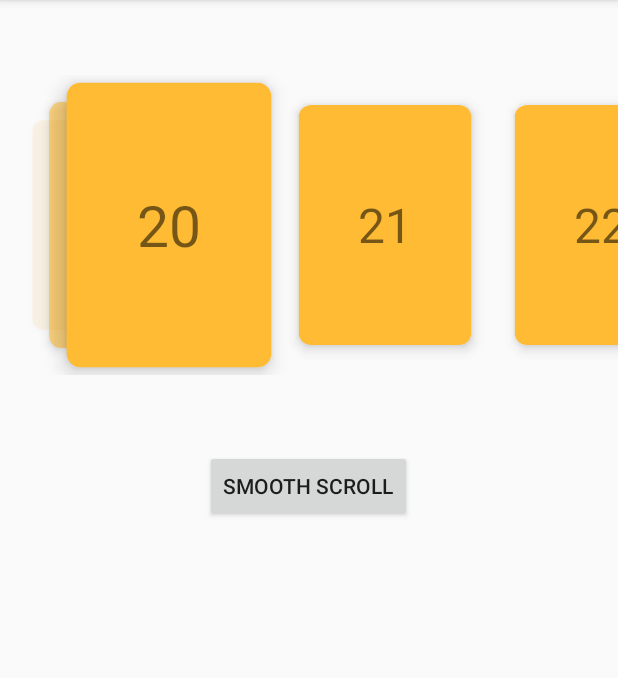
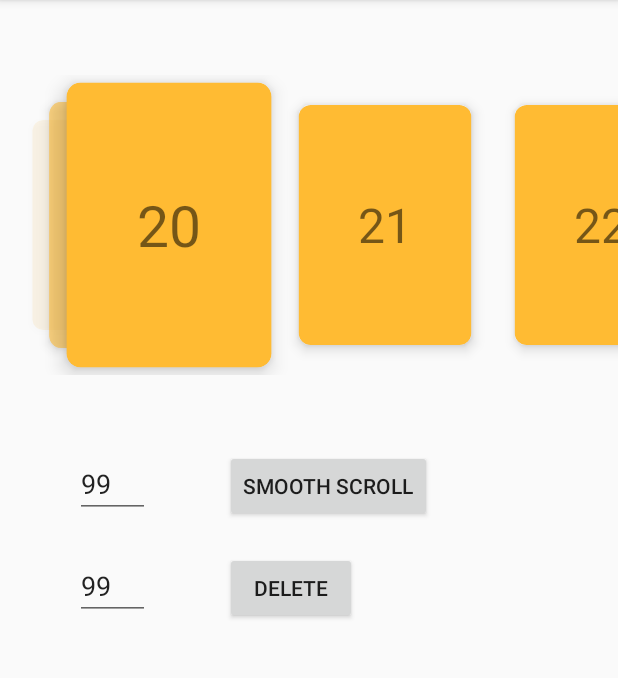
Before and after one commit to Ramotion/cardslider-android, an Android app: the screen it shows after launch (MainActivity), after a tap on "SMOOTH SCROLL", on a phone screen of 412 x 824 dp, the part 84-762 px from its top. Run offline under Robolectric (Android 15) with nearby library versions, the phone set to English and light mode, and no system bars.

```diff
--- a/card-slider-simple-example/src/main/java/com/ramotion/cardslider/example/simple/MainActivity.java
+++ b/card-slider-simple-example/src/main/java/com/ramotion/cardslider/example/simple/MainActivity.java
@@ -2,9 +2,11 @@ package com.ramotion.cardslider.example.simple;
 
 import android.os.Bundle;
 import android.support.v7.app.AppCompatActivity;
+import android.support.v7.widget.LinearLayoutManager;
 import android.support.v7.widget.RecyclerView;
 import android.view.View;
 import android.widget.Button;
+import android.widget.EditText;
 
 import com.ramotion.cardslider.CardSliderLayoutManager;
 import com.ramotion.cardslider.CardSnapHelper;
@@ -14,6 +16,8 @@ public class MainActivity extends AppCompatActivity {
     private final SliderAdapter sliderAdapter = new SliderAdapter();
 
     private RecyclerView recyclerView;
+    private EditText etScroll;
+    private EditText etDelete;
 
     @Override
     protected void onCreate(Bundle savedInstanceState) {
@@ -21,18 +25,30 @@ public class MainActivity extends AppCompatActivity {
         setContentView(R.layout.activity_main);
         initSlider();
 
-        ((Button)findViewById(R.id.button)).setOnClickListener(new View.OnClickListener() {
+        etScroll = (EditText) findViewById(R.id.et_scroll);
+        etDelete = (EditText) findViewById(R.id.et_delete);
+
+        ((Button)findViewById(R.id.button_scroll)).setOnClickListener(new View.OnClickListener() {
             @Override
             public void onClick(View view) {
-                recyclerView.smoothScrollToPosition(20);
+                recyclerView.smoothScrollToPosition(sliderAdapter.getItemCount() / 2);
             }
         });
+
+        ((Button)findViewById(R.id.button_delete)).setOnClickListener(new View.OnClickListener() {
+            @Override
+            public void onClick(View view) {
+                sliderAdapter.removeItem(sliderAdapter.getItemCount() / 2);
+            }
+        });
+
     }
 
     private void initSlider() {
         recyclerView = (RecyclerView) findViewById(R.id.recycler_view);
         recyclerView.setAdapter(sliderAdapter);
         recyclerView.setLayoutManager(new CardSliderLayoutManager());
+        recyclerView.scrollToPosition(10);
         new CardSnapHelper().attachToRecyclerView(recyclerView);
     }
 
--- a/card-slider-simple-example/src/main/java/com/ramotion/cardslider/example/simple/SliderAdapter.java
+++ b/card-slider-simple-example/src/main/java/com/ramotion/cardslider/example/simple/SliderAdapter.java
@@ -6,7 +6,18 @@ import android.view.LayoutInflater;
 import android.view.View;
 import android.view.ViewGroup;
 
+import java.util.ArrayList;
+
 public class SliderAdapter extends RecyclerView.Adapter<SliderCard> {
+
+    private final int COUNT = 40;
+    private final ArrayList<Integer> content = new ArrayList<>(COUNT);
+
+    public SliderAdapter() {
+        for (int i = 0; i < COUNT; i++) {
+            content.add(i);
+        }
+    }
 
     @Override
     public SliderCard onCreateViewHolder(ViewGroup parent, int viewType) {
@@ -19,12 +30,21 @@ public class SliderAdapter extends RecyclerView.Adapter<SliderCard> {
 
     @Override
     public void onBindViewHolder(SliderCard holder, int position) {
-        holder.setContent(position);
+        holder.setContent(content.get(position));
     }
 
     @Override
     public int getItemCount() {
-        return 100;
+        return content.size();
+    }
+
+    public void removeItem(int position) {
+        if (position < 0 || position >= getItemCount()) {
+            return;
+        }
+
+        content.remove(position);
+        notifyItemRemoved(position);
     }
 
 }
--- a/card-slider-simple-example/src/main/res/layout/activity_main.xml
+++ b/card-slider-simple-example/src/main/res/layout/activity_main.xml
@@ -14,12 +14,52 @@
         android:layout_width="match_parent"
         android:layout_height="200dp"/>
 
-    <Button
-        android:id="@+id/button"
-        android:layout_width="wrap_content"
+    <LinearLayout
+        android:layout_marginTop="50dp"
+        android:layout_width="match_parent"
         android:layout_height="wrap_content"
-        android:layout_marginTop="50dp"
-        android:layout_gravity="center"
-        android:text="smooth scroll" />
+        android:orientation="horizontal">
+
+        <EditText
+            android:id="@+id/et_scroll"
+            android:layout_width="wrap_content"
+            android:layout_height="wrap_content"
+            android:minWidth="50dp"
+            android:text="99"
+            android:layout_marginStart="50dp"
+            android:inputType="numberDecimal" />
+
+        <Button
+            android:id="@+id/button_scroll"
+            android:layout_width="wrap_content"
+            android:layout_height="wrap_content"
+            android:layout_marginStart="50dp"
+            android:text="smooth scroll" />
+
+    </LinearLayout>
+
+    <LinearLayout
+        android:layout_marginTop="20dp"
+        android:layout_width="match_parent"
+        android:layout_height="wrap_content"
+        android:orientation="horizontal">
+
+        <EditText
+            android:id="@+id/et_delete"
+            android:layout_width="wrap_content"
+            android:layout_height="wrap_content"
+            android:minWidth="50dp"
+            android:text="99"
+            android:layout_marginStart="50dp"
+            android:inputType="numberDecimal" />
+
+        <Button
+            android:id="@+id/button_delete"
+            android:layout_width="wrap_content"
+            android:layout_height="wrap_content"
+            android:layout_marginStart="50dp"
+            android:text="delete" />
+
+    </LinearLayout>
 
 </LinearLayout>
--- a/card-slider/src/main/java/com/ramotion/cardslider/CardSliderLayoutManager.java
+++ b/card-slider/src/main/java/com/ramotion/cardslider/CardSliderLayoutManager.java
@@ -6,10 +6,13 @@ import android.support.annotation.Nullable;
 import android.support.v4.view.ViewCompat;
 import android.support.v7.widget.LinearSmoothScroller;
 import android.support.v7.widget.RecyclerView;
+import android.util.Log;
 import android.util.SparseArray;
 import android.view.View;
 
+import java.util.Collections;
 import java.util.LinkedList;
+import java.util.List;
 
 public class CardSliderLayoutManager extends RecyclerView.LayoutManager
         implements RecyclerView.SmoothScroller.ScrollVectorProvider {
@@ -36,7 +39,7 @@ public class CardSliderLayoutManager extends RecyclerView.LayoutManager
     private int activeCardRight = INVALID_VALUE;
     private int activeCardCenter = INVALID_VALUE;
 
-    private int requestedPosition = INVALID_VALUE;
+    private int scrollRequestedPosition = INVALID_VALUE;
 
     @Override
     public RecyclerView.LayoutParams generateDefaultLayoutParams() {
@@ -51,8 +54,53 @@ public class CardSliderLayoutManager extends RecyclerView.LayoutManager
             initialize();
         }
 
+        if (getItemCount() == 0) {
+            removeAndRecycleAllViews(recycler);
+            return;
+        }
+
+        if (getChildCount() == 0 && state.isPreLayout()) {
+            return;
+        }
+
+        final LinkedList<Integer> removedPositions = new LinkedList<>();
+        if (state.isPreLayout()) {
+            for (int i = 0, cnt = getChildCount(); i < cnt; i++) {
+                final View child = getChildAt(i);
+                final boolean isRemoved = ((RecyclerView.LayoutParams)child.getLayoutParams()).isItemRemoved();
+                if (isRemoved) {
+                    removedPositions.add(getPosition(child));
+                }
+            }
+
+            scrollRequestedPosition = getAnchorPosition();
+            if (removedPositions.contains(scrollRequestedPosition)) {
+                final int last = removedPositions.getLast();
+                final int first = removedPositions.getFirst();
+
+                final int right = Math.min(last, getItemCount() - 1);
+
+                int left = right;
+                if (last != first) {
+                    left = Math.max(first, 0);
+                }
+
+                scrollRequestedPosition = Math.max(left, right);
+            }
+        }
+
         detachAndScrapAttachedViews(recycler);
-        fill(recycler);
+        fill(recycler, state);
+    }
+
+    @Override
+    public boolean supportsPredictiveItemAnimations() {
+        return true;
+    }
+
+    @Override
+    public void onAdapterChanged(RecyclerView.Adapter oldAdapter, RecyclerView.Adapter newAdapter) {
+        removeAllViews();
     }
 
     @Override
@@ -66,13 +114,13 @@ public class CardSliderLayoutManager extends RecyclerView.LayoutManager
             return;
         }
 
-        requestedPosition = position;
+        scrollRequestedPosition = position;
         requestLayout();
     }
 
     @Override
     public int scrollHorizontallyBy(int dx, RecyclerView.Recycler recycler, RecyclerView.State state) {
-        requestedPosition = INVALID_VALUE;
+        scrollRequestedPosition = INVALID_VALUE;
 
         int delta;
         if (dx < 0) {
@@ -81,13 +129,13 @@ public class CardSliderLayoutManager extends RecyclerView.LayoutManager
             delta = scrollLeft(dx);
         }
 
-        fill(recycler);
+        fill(recycler, state);
         return delta;
     }
 
     @Override
     public PointF computeScrollVectorForPosition(int targetPosition) {
-        return new PointF(targetPosition - getAnchorPos(), 0);
+        return new PointF(targetPosition - getAnchorPosition(), 0);
     }
 
     @Override
@@ -129,6 +177,14 @@ public class CardSliderLayoutManager extends RecyclerView.LayoutManager
 
         scroller.setTargetPosition(position);
         startSmoothScroll(scroller);
+    }
+
+    @Override
+    public void onItemsRemoved(RecyclerView recyclerView, int positionStart, int count) {
+        final int anchorPos = getAnchorPosition();
+        if (positionStart + count <= anchorPos) {
+            scrollRequestedPosition = anchorPos - 1;
+        }
     }
 
     @Nullable
@@ -308,10 +364,11 @@ public class CardSliderLayoutManager extends RecyclerView.LayoutManager
         }
     }
 
-    private int getAnchorPos() {
+    private int getAnchorPosition() {
         int result = 0;
-        if (requestedPosition != INVALID_VALUE) {
-            result = requestedPosition;
+
+        if (scrollRequestedPosition != INVALID_VALUE) {
+            result = scrollRequestedPosition;
         } else {
             View biggestView = null;
             float lastScaleX = 0f;
@@ -337,8 +394,8 @@ public class CardSliderLayoutManager extends RecyclerView.LayoutManager
         return result;
     }
 
-    private void fill(RecyclerView.Recycler recycler) {
-        final int anchorPos = getAnchorPos();
+    private void fill(RecyclerView.Recycler recycler, RecyclerView.State state) {
+        final int anchorPos = getAnchorPosition();
 
         viewCache.clear();
 
@@ -352,8 +409,10 @@ public class CardSliderLayoutManager extends RecyclerView.LayoutManager
             detachView(viewCache.valueAt(i));
         }
 
-        fillLeft(anchorPos, recycler);
-        fillRight(anchorPos, recycler);
+        if (!state.isPreLayout()) {
+            fillLeft(anchorPos, recycler);
+            fillRight(anchorPos, recycler);
+        }
 
         for (int i = 0, cnt = viewCache.size(); i < cnt; i++) {
             recycler.recycleView(viewCache.valueAt(i));
```
